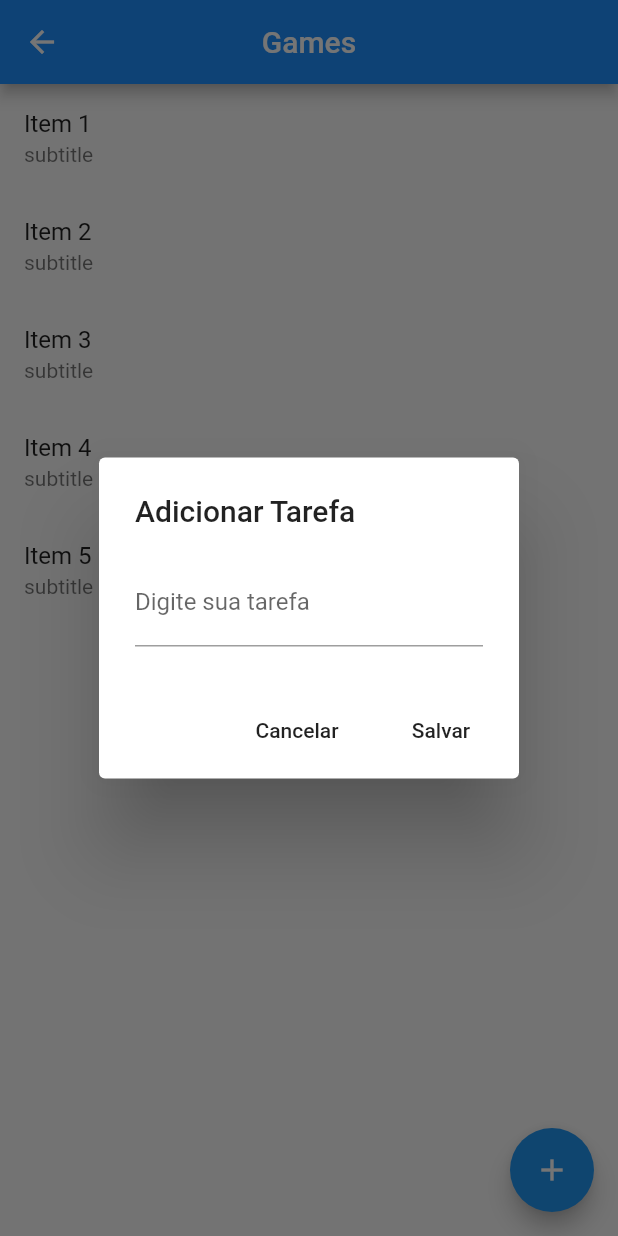
After one commit to RegisSalesRA/Django_Flutter_AboutMe, a Flutter app: the Game screen opened directly, after a tap on the "add" icon, on a phone screen of 412 x 824 dp. The commit adds this screen. Run offline on Flutter 3.47's test engine with Material 2 defaults, Android fonts, the light colour scheme and no system bars.

Commit message:
Sending pages

```diff
--- a/client/lib/main.dart
+++ b/client/lib/main.dart
@@ -1,6 +1,6 @@
 import 'package:client/pages/index.dart';
 import 'package:client/pages/login.dart';
-import 'package:client/secondaryPages/musica.dart';
+import 'package:client/secondaryPages/musicas.dart';
 import 'package:flutter/material.dart';
 
 void main() {
--- a/client/lib/pages/index.dart
+++ b/client/lib/pages/index.dart
@@ -23,7 +23,8 @@ class _IndexState extends State<Index> with SingleTickerProviderStateMixin {
   Widget build(BuildContext context) {
     return Scaffold(
       appBar: AppBar(
-        title: Text("Abas"),
+        centerTitle: true,
+        title: Text("About me"),
         bottom: TabBar(
           controller: _tabController,
           tabs: [
--- /dev/null
+++ b/client/lib/secondaryPages/games.dart
@@ -0,0 +1,89 @@
+import 'package:flutter/foundation.dart';
+import 'package:flutter/material.dart';
+
+class Game extends StatefulWidget {
+  @override
+  _GameState createState() => _GameState();
+}
+
+class _GameState extends State<Game> {
+  final items = List<String>.generate(5, (i) => "Item ${i + 1}");
+  final title = "Games";
+  @override
+  Widget build(BuildContext context) {
+    return Scaffold(
+      appBar: AppBar(
+        centerTitle: true,
+        title: Text(title),
+      ),
+      floatingActionButtonLocation: FloatingActionButtonLocation.endFloat,
+      floatingActionButton: FloatingActionButton(
+          child: Icon(
+            Icons.add,
+            color: Colors.white,
+          ),
+          backgroundColor: Colors.blue,
+          onPressed: () {
+            showDialog(
+                context: context,
+                builder: (context) {
+                  return AlertDialog(
+                    title: Text("Adicionar Tarefa"),
+                    content: TextField(
+                      //     controller: _controllerTarefa,
+                      decoration:
+                          InputDecoration(labelText: "Digite sua tarefa"),
+                      onChanged: (text) {},
+                    ),
+                    actions: <Widget>[
+                      FlatButton(
+                        child: Text("Cancelar"),
+                        onPressed: () => Navigator.pop(context),
+                      ),
+                      FlatButton(
+                        child: Text("Salvar"),
+                        onPressed: () {
+                          print("Salvar");
+                          Navigator.pop(context);
+                        },
+                      )
+                    ],
+                  );
+                });
+          }),
+      body: ListView.builder(
+        itemCount: items.length,
+        itemBuilder: (context, index) {
+          final item = items[index];
+
+          return Dismissible(
+            direction: DismissDirection.endToStart,
+            key: Key(item),
+            onDismissed: (direction) {
+              setState(() {
+                items.removeAt(index);
+              });
+            },
+            background: Container(
+              color: Colors.red,
+              padding: EdgeInsets.all(16),
+              child: Row(
+                mainAxisAlignment: MainAxisAlignment.end,
+                children: [
+                  Icon(
+                    Icons.delete,
+                    color: Colors.white,
+                  )
+                ],
+              ),
+            ),
+            child: ListTile(
+              title: Text('$item'),
+              subtitle: Text("subtitle"),
+            ),
+          );
+        },
+      ),
+    );
+  }
+}
```
Also changed, not shown: client/lib/primaryPages/hobbies.dart (+20 -5 lines), client/lib/primaryPages/professions.dart (+11 -3 lines), client/lib/secondaryPages/faculdades.dart (added, +89 -0 lines), client/lib/secondaryPages/filmes.dart (added, +89 -0 lines), client/lib/secondaryPages/jobs.dart (added, +89 -0 lines), client/lib/secondaryPages/musica.dart (deleted, +0 -46 lines), client/lib/secondaryPages/musicas.dart (added, +89 -0 lines), client/lib/secondaryPages/viagens.dart (added, +89 -0 lines).
